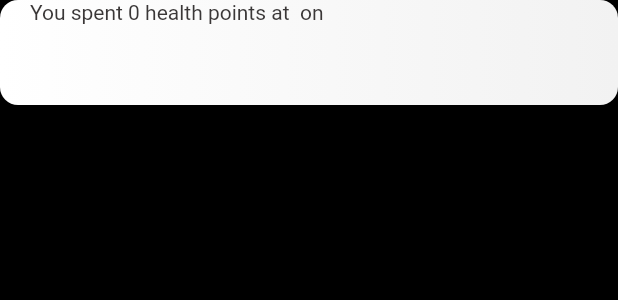
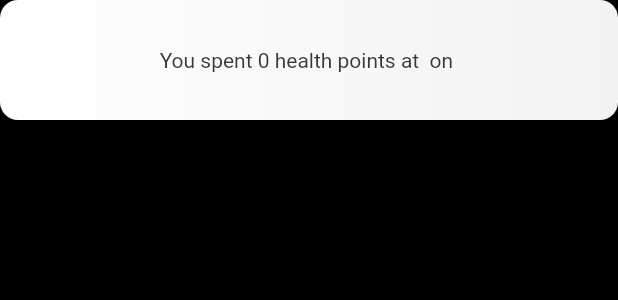
Before and after one commit to ahmadjz/flutter-steps-tracker, a Flutter app: the SingleBoughtItem widget shown alone on an empty page, opened directly with empty values, on a phone screen of 412 x 824 dp. Shown: the top 300 px of the screen. Run offline on Flutter 3.47's test engine with Material 2 defaults, Android fonts, the phone set to English and light mode, and no system bars; our stand-ins replace cloud_firestore, firebase_auth, firebase_core, loading_indicator, permission_handler, persistent_bottom_nav_bar; accounts and stored records are empty.

Commit message:
edit style

```diff
--- a/lib/app/home/profile/widgets/single_bought_item.dart
+++ b/lib/app/home/profile/widgets/single_bought_item.dart
@@ -24,13 +24,15 @@ class SingleBoughtItem extends StatelessWidget {
             borderRadius: BorderRadius.circular(12),
           ),
           width: double.infinity,
-          height: 70,
+          height: 80,
+          child: Center(
             child: Padding(
                 padding: const EdgeInsets.only(right: 20, left: 20),
                 child: Text(
                   "You spent ${boughtItem.itemCost} health points at ${boughtItem.itemName} on ${boughtItem.date}",
                   style: const TextStyle(color: darkGrey),
                 )),
+          ),
         ),
         const SizedBox(
           height: 20,
```
Lines whose indentation alone changed are shown as unchanged.
